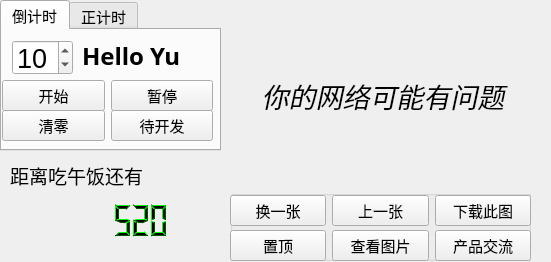
Qt form TimerXdd2/Timer2.ui (xdd1997/PythonXdd) before a commit.
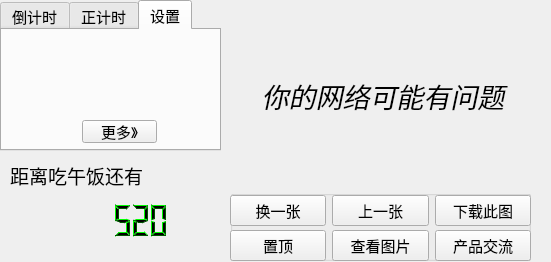
The same form after that commit.

Diff of the .ui file:
```diff
--- a/TimerXdd2/Timer2.ui
+++ b/TimerXdd2/Timer2.ui
@@ -28,7 +28,7 @@
     </rect>
    </property>
    <property name="currentIndex">
-    <number>0</number>
+    <number>2</number>
    </property>
    <widget class="QWidget" name="tab">
     <attribute name="title">
@@ -219,6 +219,24 @@
      </property>
     </widget>
    </widget>
+   <widget class="QWidget" name="tab_3">
+    <attribute name="title">
+     <string>设置</string>
+    </attribute>
+    <widget class="QPushButton" name="pushButton_setupMore">
+     <property name="geometry">
+      <rect>
+       <x>80</x>
+       <y>90</y>
+       <width>75</width>
+       <height>23</height>
+      </rect>
+     </property>
+     <property name="text">
+      <string>更多》</string>
+     </property>
+    </widget>
+   </widget>
   </widget>
   <widget class="QLabel" name="label_img">
    <property name="geometry">
```
